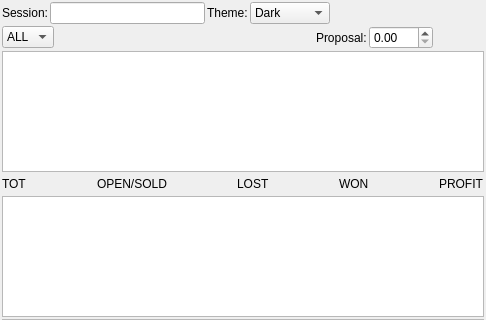
fabriziodesiati/BrokerTelegramBot, file ui/wdgcentral.ui: the form before one commit; both pictures show x 0 to 486 and y 0 to 320 of the 486 by 458 pixel window.
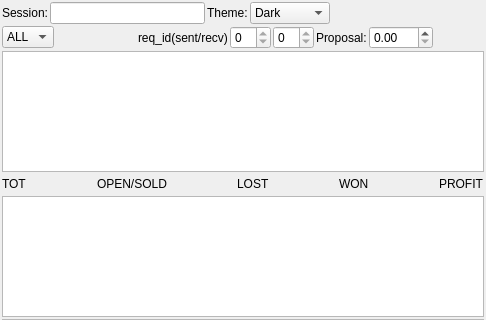
The form after the commit. Icons and pictures are not drawn.

The edit to the form file:
```diff
--- a/ui/wdgcentral.ui
+++ b/ui/wdgcentral.ui
@@ -135,6 +135,27 @@
        </property>
       </spacer>
      </item>
+     <item>
+      <widget class="QLabel" name="labelReqIdSentRecv">
+       <property name="text">
+        <string>req_id(sent/recv)</string>
+       </property>
+      </widget>
+     </item>
+     <item>
+      <widget class="QSpinBox" name="sbReqIdSent">
+       <property name="readOnly">
+        <bool>true</bool>
+       </property>
+      </widget>
+     </item>
+     <item>
+      <widget class="QSpinBox" name="sbReqIdRecv">
+       <property name="readOnly">
+        <bool>true</bool>
+       </property>
+      </widget>
+     </item>
      <item>
       <widget class="QLabel" name="labelProposal">
        <property name="text">
```
